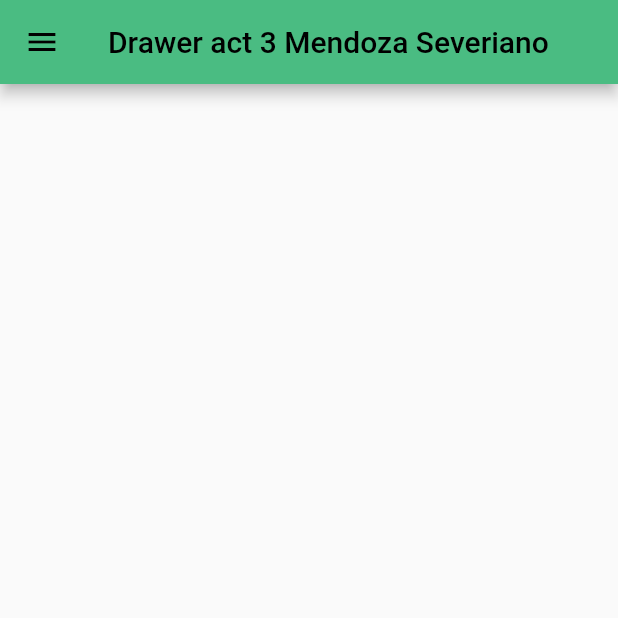
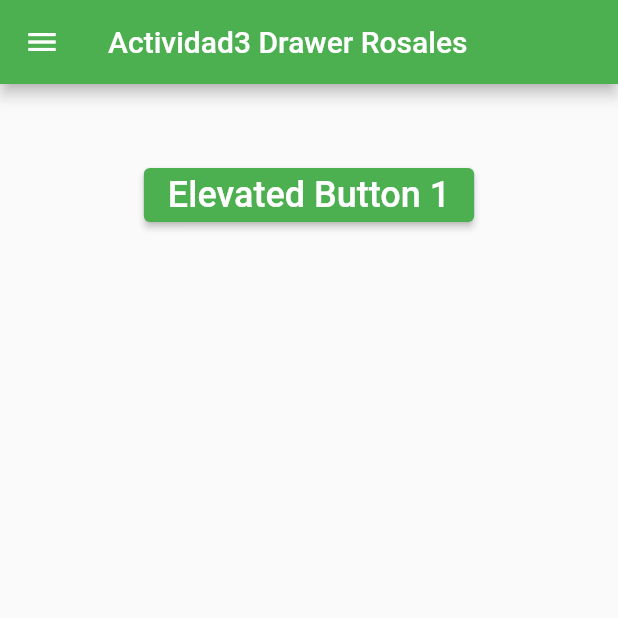
Before and after one commit to Rafael-Mendoza-444/DrawerFlutlab, a Flutter app: the screen it shows after launch, on a phone screen of 412 x 824 dp, the top half of it. Run offline on Flutter 3.47's test engine with Material 2 defaults, Android fonts, the phone set to English and light mode, and no system bars.

Commit message:
Drawerv4

```diff
--- a/lib/main.dart
+++ b/lib/main.dart
@@ -4,16 +4,16 @@ void main() => runApp(MyApp());
 
 class MyApp extends StatelessWidget {
   const MyApp({super.key});
-  static const String _title = 'Drawer Flutter';
+  static const String _title = 'Drawer en Flutlab';
   // This widget is the root of your application.
   @override
   Widget build(BuildContext context) {
     return MaterialApp(
+      debugShowCheckedModeBanner: false,
       title: _title,
       theme: ThemeData(
-        primarySwatch: Colors.lightGreen,
+        primarySwatch: Colors.green,
       ),
-      debugShowCheckedModeBanner: false,
       home: MyHomePage(),
     );
   }
@@ -26,12 +26,13 @@ class MyHomePage extends StatefulWidget {
 }
 
 class _MyHomePageState extends State<MyHomePage> {
+  final GlobalKey<ScaffoldState> _key = GlobalKey();
   @override
   Widget build(BuildContext context) {
     return Scaffold(
+      key: _key,
       appBar: AppBar(
-        title: Text('Drawer act 3 Mendoza Severiano'),
-        backgroundColor: const Color(0xff4abc82),
+        title: Text('Actividad3 Drawer Rosales'),
       ),
       drawer: Drawer(
         child: ListView(
@@ -40,15 +41,15 @@ class _MyHomePageState extends State<MyHomePage> {
           children: [
             const UserAccountsDrawerHeader(
               // <-- SEE HERE
-              decoration: BoxDecoration(color: const Color(0xff48ff00)),
+              decoration: BoxDecoration(color: const Color(0xff00ff73)),
               accountName: Text(
-                "Rafael Mendoza Severiano",
+                "Rafael Mendoza",
                 style: TextStyle(
                   fontWeight: FontWeight.bold,
                 ),
               ),
               accountEmail: Text(
-                "rafael.mendoza.severiano1605@gmail.com",
+                "Rafael.mendoza.severiano1605@gmail.com",
                 style: TextStyle(
                   fontWeight: FontWeight.bold,
                 ),
@@ -75,12 +76,28 @@ class _MyHomePageState extends State<MyHomePage> {
             ),
             ListTile(
               leading: Icon(
-                Icons.cabin,
+                Icons.add_alarm_rounded,
               ),
               title: const Text('Pagina 3'),
               onTap: () {
                 Navigator.pop(context);
               },
+            ),
+            AboutListTile(
+              // <-- SEE HERE
+              icon: Icon(
+                Icons.info,
+              ),
+              child: Text('Acerca De La App'),
+              applicationIcon: Icon(
+                Icons.local_play,
+              ),
+              applicationName: 'Mi Aplicacion',
+              applicationVersion: '1.0.25',
+              applicationLegalese: '© 2019 Company',
+              aboutBoxChildren: [
+                ///Content goes here...
+              ],
             ),
           ],
         ),
@@ -91,6 +108,15 @@ class _MyHomePageState extends State<MyHomePage> {
             SizedBox(
               height: 50,
             ),
+            ElevatedButton(
+              onPressed: () {
+                _key.currentState!.openDrawer(); //<-- SEE HERE
+              },
+              child: const Text(
+                'Elevated Button 1',
+                style: TextStyle(fontSize: 24),
+              ),
+            ),
           ],
         ),
       ),
```
